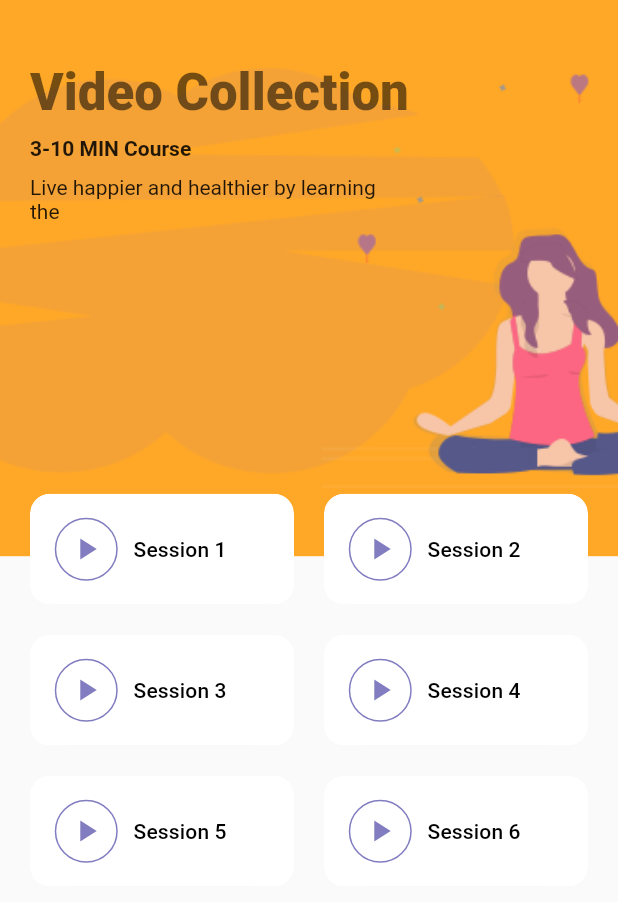
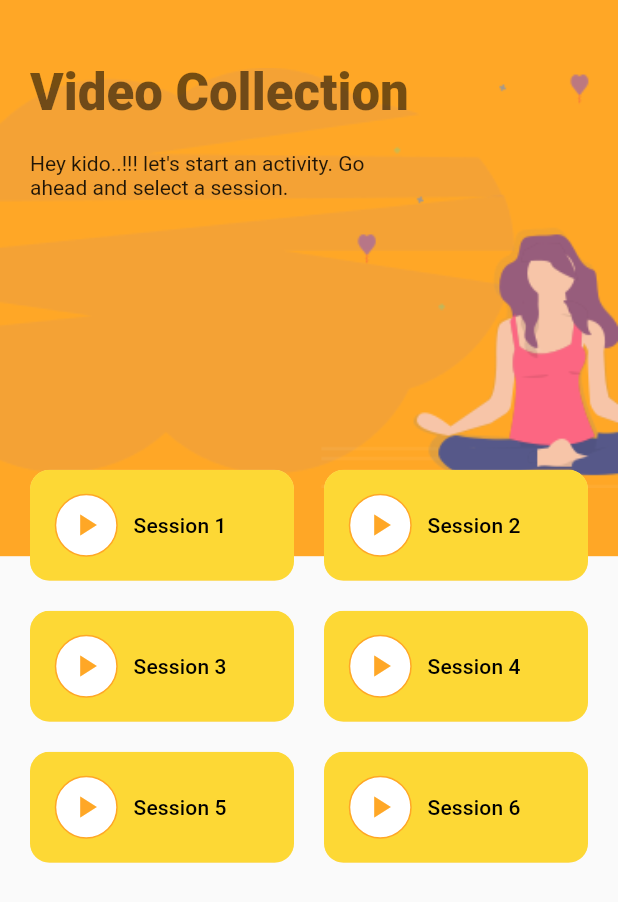
Before and after one commit to DivyaniRajapaksha/Flex-Edu, a Flutter app: the screen it shows after launch, after a tap on "Video collection 3", on a phone screen of 412 x 824 dp. Shown: the top 902 px of the screen. Run offline on Flutter 3.47's test engine with Material 2 defaults, Android fonts, the phone set to English and light mode, and no system bars; our stand-ins replace flutter_svg.

Commit message:
Color changes

```diff
--- a/lib/Interfaces/home.dart
+++ b/lib/Interfaces/home.dart
@@ -39,7 +39,7 @@ class Home extends StatelessWidget {
                       height: 52,
                       width: 52,
                       decoration: BoxDecoration(
-                        color: Colors.orange[200],
+                        color: Colors.yellow[600],
                         shape: BoxShape.circle,
                       ),
                       child: SvgPicture.asset("assets/icons/menu.svg"),
@@ -63,12 +63,26 @@ class Home extends StatelessWidget {
                         CategoryCard(
                           title: "Video Collection 1",
                           svgSrc: "assets/images/youtube.png",
-                          press: () {},
+                          press: () {
+                            Navigator.push(
+                              context,
+                              MaterialPageRoute(builder: (context) {
+                                return DetailsScreen();
+                              }),
+                            );
+                          },
                         ),
                         CategoryCard(
                           title: "Video collection 2",
                           svgSrc: "assets/images/youtube.png",
-                          press: () {},
+                          press: () {
+                            Navigator.push(
+                              context,
+                              MaterialPageRoute(builder: (context) {
+                                return DetailsScreen();
+                              }),
+                            );
+                          },
                         ),
                         CategoryCard(
                           title: "Video collection 3",
@@ -85,7 +99,14 @@ class Home extends StatelessWidget {
                         CategoryCard(
                           title: "Video collection 3",
                           svgSrc: "assets/images/youtube.png",
-                          press: () {},
+                          press: () {
+                            Navigator.push(
+                              context,
+                              MaterialPageRoute(builder: (context) {
+                                return DetailsScreen();
+                              }),
+                            );
+                          },
                         ),
                       ],
                     ),
--- a/lib/Interfaces/sessions.dart
+++ b/lib/Interfaces/sessions.dart
@@ -38,15 +38,11 @@ class DetailsScreen extends StatelessWidget {
                           .copyWith(fontWeight: FontWeight.w900),
                     ),
                     SizedBox(height: 10),
-                    Text(
-                      "3-10 MIN Course",
-                      style: TextStyle(fontWeight: FontWeight.bold),
-                    ),
                     SizedBox(height: 10),
                     SizedBox(
                       width: size.width * .6, // it just take 60% of total width
                       child: Text(
-                        "Live happier and healthier by learning the ",
+                        "Hey kido..!!! let's start an activity. Go ahead and select a session.",
                       ),
                     ),
                     SizedBox(
@@ -121,7 +117,7 @@ class SeassionCard extends StatelessWidget {
               10, // constraint.maxWidth provide us the available with for this widget
           // padding: EdgeInsets.all(16),
           decoration: BoxDecoration(
-            color: Colors.white,
+            color: Colors.orange[100],
             borderRadius: BorderRadius.circular(13),
             boxShadow: [
               BoxShadow(
@@ -133,7 +129,7 @@ class SeassionCard extends StatelessWidget {
             ],
           ),
           child: Material(
-            color: Colors.transparent,
+            color: isDone ? Colors.orange[400] : Colors.yellow[600],
             child: InkWell(
               onTap: press,
               child: Padding(
@@ -144,13 +140,13 @@ class SeassionCard extends StatelessWidget {
                       height: 42,
                       width: 43,
                       decoration: BoxDecoration(
-                        color: isDone ? kBlueColor : Colors.white,
+                        color: isDone ? Colors.white : Colors.white,
                         shape: BoxShape.circle,
-                        border: Border.all(color: kBlueColor),
+                        border: Border.all(color: Colors.orange[400]),
                       ),
                       child: Icon(
                         Icons.play_arrow,
-                        color: isDone ? Colors.white : kBlueColor,
+                        color: isDone ? Colors.orange[400] : Colors.orange[400],
                       ),
                     ),
                     SizedBox(width: 10),
--- a/lib/widgets/category_card.dart
+++ b/lib/widgets/category_card.dart
@@ -20,7 +20,7 @@ class CategoryCard extends StatelessWidget {
       child: Container(
         // padding: EdgeInsets.all(20),
         decoration: BoxDecoration(
-          color: Colors.orange[100],
+          color: Colors.yellow[600],
           borderRadius: BorderRadius.circular(13),
           boxShadow: [
             BoxShadow(
```
